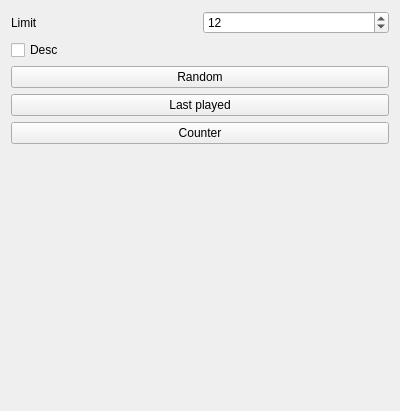
Old version of the form src/playlist/playlistcreator.ui in the repository ltworf/scurpiddu.
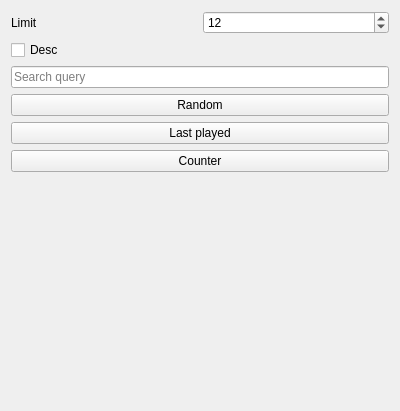
New version of the form.

Commit message: Ability to use the new filter to search text

```diff
--- a/src/playlist/playlistcreator.ui
+++ b/src/playlist/playlistcreator.ui
@@ -39,6 +39,13 @@
      </property>
     </widget>
    </item>
+   <item>
+    <widget class="QLineEdit" name="txtSearch">
+     <property name="placeholderText">
+      <string>Search query</string>
+     </property>
+    </widget>
+   </item>
    <item>
     <widget class="QPushButton" name="cmdRandom">
      <property name="text">
```
Left out of the diff: 30 changed lines with no effect on the pictures. The commit also changes 2 other files.
